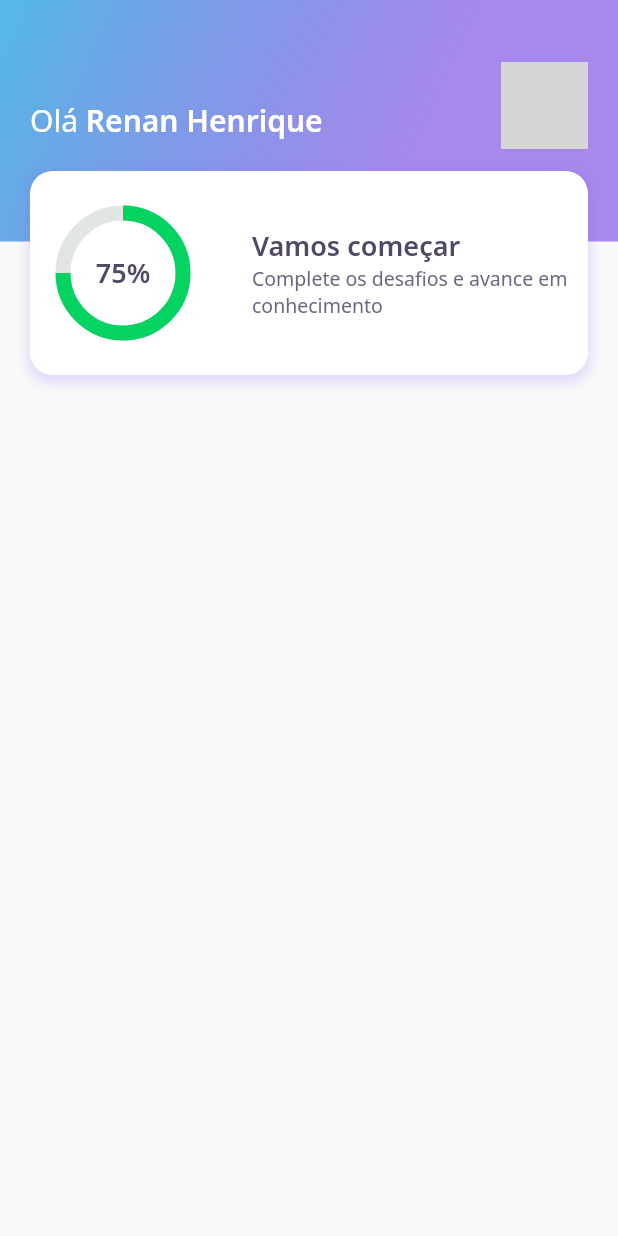
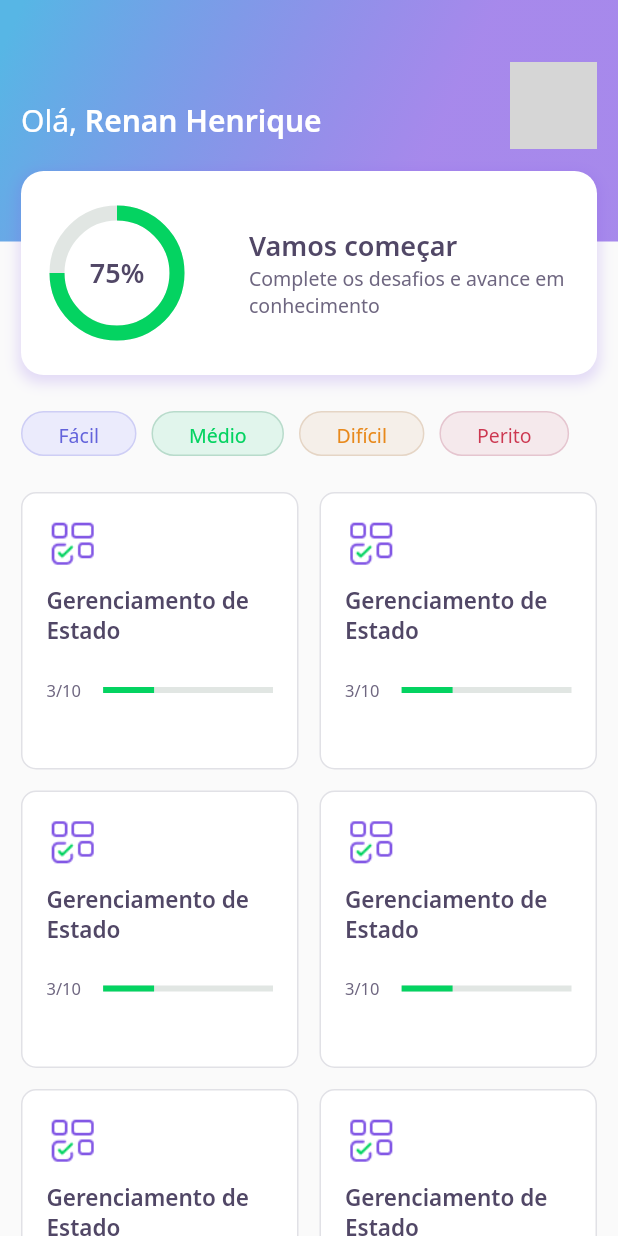
Before and after one commit to acidmud/devquiz, a Flutter app: the screen it shows after launch, on a phone screen of 412 x 824 dp. Run offline on Flutter 3.47's test engine with Material 2 defaults, Android fonts, the phone set to English and light mode, and no system bars; our stand-ins replace google_fonts; network calls fail; grey boxes are pictures that could not be loaded.

Commit message:
Home Page - Aula02

```diff
--- a/lib/home/home_page.dart
+++ b/lib/home/home_page.dart
@@ -1,4 +1,6 @@
 import 'package:DevQuiz/home/widgets/appbar/app_bar_widget.dart';
+import 'package:DevQuiz/home/widgets/level_button/level_button_widget.dart';
+import 'package:DevQuiz/home/widgets/quiz_card/quiz_card_widget.dart';
 import 'package:flutter/material.dart';
 
 class HomePage extends StatefulWidget {
@@ -10,7 +12,65 @@ class _HomePageState extends State<HomePage> {
   @override
   Widget build(BuildContext context) {
     return Scaffold(
-      appBar: AppBarWidget(),
-    );
+        appBar: AppBarWidget(),
+        body: Padding(
+          padding: const EdgeInsets.symmetric(horizontal: 14),
+          child: Column(
+            children: [
+              SizedBox(
+                height: 24,
+              ),
+              Container(
+                height: 30,
+                child: ListView(
+                  scrollDirection: Axis.horizontal,
+                  children: [
+                    LevelButtonWidget(
+                      title: "Fácil",
+                    ),
+                    SizedBox(
+                      width: 10,
+                    ),
+                    LevelButtonWidget(
+                      title: "Médio",
+                    ),
+                    SizedBox(
+                      width: 10,
+                    ),
+                    LevelButtonWidget(
+                      title: "Difícil",
+                    ),
+                    SizedBox(
+                      width: 10,
+                    ),
+                    LevelButtonWidget(
+                      title: "Perito",
+                    )
+                  ],
+                ),
+              ),
+              SizedBox(
+                height: 24,
+              ),
+              Expanded(
+                child: GridView.count(
+                  mainAxisSpacing: 14,
+                  crossAxisSpacing: 14,
+                  crossAxisCount: 2,
+                  children: [
+                    QuizCardWidget(),
+                    QuizCardWidget(),
+                    QuizCardWidget(),
+                    QuizCardWidget(),
+                    QuizCardWidget(),
+                    QuizCardWidget(),
+                    QuizCardWidget(),
+                    QuizCardWidget()
+                  ],
+                ),
+              )
+            ],
+          ),
+        ));
   }
 }
--- a/lib/home/widgets/appbar/app_bar_widget.dart
+++ b/lib/home/widgets/appbar/app_bar_widget.dart
@@ -14,13 +14,13 @@ class AppBarWidget extends PreferredSize {
                     decoration: BoxDecoration(gradient: AppGradients.linear),
                     height: 161,
                     width: double.maxFinite,
-                    padding: EdgeInsets.symmetric(horizontal: 20),
+                    padding: EdgeInsets.symmetric(horizontal: 14),
                     child: Row(
                       crossAxisAlignment: CrossAxisAlignment.center,
                       mainAxisAlignment: MainAxisAlignment.spaceBetween,
                       children: [
                         Text.rich(TextSpan(
-                            text: "Olá ",
+                            text: "Olá, ",
                             style: AppTextStyles.title,
                             children: [
                               TextSpan(
--- /dev/null
+++ b/lib/home/widgets/level_button/level_button_widget.dart
@@ -0,0 +1,53 @@
+import 'package:DevQuiz/core/core.dart';
+import 'package:flutter/material.dart';
+import 'package:google_fonts/google_fonts.dart';
+
+class LevelButtonWidget extends StatelessWidget {
+  final String title;
+
+  LevelButtonWidget({Key? key, required this.title})
+      : assert(["Fácil", "Médio", "Difícil", "Perito"].contains(title)),
+        super(key: key);
+
+  final config = {
+    "Fácil": {
+      "color": AppColors.levelButtonFacil,
+      "borderColor": AppColors.levelButtonBorderFacil,
+      "fontColor": AppColors.levelButtonTextFacil
+    },
+    "Médio": {
+      "color": AppColors.levelButtonMedio,
+      "borderColor": AppColors.levelButtonBorderMedio,
+      "fontColor": AppColors.levelButtonTextMedio
+    },
+    "Difícil": {
+      "color": AppColors.levelButtonDificil,
+      "borderColor": AppColors.levelButtonBorderDificil,
+      "fontColor": AppColors.levelButtonTextDificil
+    },
+    "Perito": {
+      "color": AppColors.levelButtonPerito,
+      "borderColor": AppColors.levelButtonBorderPerito,
+      "fontColor": AppColors.levelButtonTextPerito
+    }
+  };
+
+  Color get color => config[title]!["color"]!;
+  Color get borderColor => config[title]!["borderColor"]!;
+  Color get fontColor => config[title]!["fontColor"]!;
+
+  @override
+  Widget build(BuildContext context) {
+    return Container(
+      decoration: BoxDecoration(
+          borderRadius: BorderRadius.circular(28),
+          color: color,
+          border: Border.fromBorderSide(BorderSide(color: borderColor))),
+      child: Padding(
+        padding: const EdgeInsets.symmetric(horizontal: 24, vertical: 6),
+        child: Text(title,
+            style: GoogleFonts.notoSans(color: fontColor, fontSize: 13)),
+      ),
+    );
+  }
+}
--- /dev/null
+++ b/lib/home/widgets/quiz_card/quiz_card_widget.dart
@@ -0,0 +1,55 @@
+import 'package:DevQuiz/core/core.dart';
+import 'package:flutter/material.dart';
+
+class QuizCardWidget extends StatelessWidget {
+  @override
+  Widget build(BuildContext context) {
+    return Container(
+      padding: EdgeInsets.all(16),
+      decoration: BoxDecoration(
+          color: AppColors.white,
+          borderRadius: BorderRadius.circular(10),
+          border: Border.fromBorderSide(BorderSide(color: AppColors.border))),
+      child: Column(
+        crossAxisAlignment: CrossAxisAlignment.start,
+        children: [
+          Container(
+            width: 35,
+            height: 35,
+            child: Image.asset(AppImages.blocks),
+          ),
+          SizedBox(
+            height: 10,
+          ),
+          Text("Gerenciamento de Estado", style: AppTextStyles.heading15),
+          SizedBox(
+            height: 20,
+          ),
+          Row(
+            children: [
+              Expanded(
+                flex: 1,
+                child: Text(
+                  "3/10",
+                  style: AppTextStyles.body11,
+                ),
+              ),
+              SizedBox(
+                height: 20,
+              ),
+              Expanded(
+                flex: 3,
+                child: LinearProgressIndicator(
+                  backgroundColor: AppColors.chartSecondary,
+                  value: .3,
+                  valueColor:
+                      AlwaysStoppedAnimation<Color>(AppColors.chartPrimary),
+                ),
+              )
+            ],
+          )
+        ],
+      ),
+    );
+  }
+}
--- a/lib/home/widgets/score_card/score_card_widget.dart
+++ b/lib/home/widgets/score_card/score_card_widget.dart
@@ -6,7 +6,7 @@ class ScoreCardWidget extends StatelessWidget {
   @override
   Widget build(BuildContext context) {
     return Padding(
-      padding: const EdgeInsets.only(left: 20, right: 20),
+      padding: const EdgeInsets.only(left: 14, right: 14),
       child: Container(
         height: 136,
         decoration: BoxDecoration(
```
Also changed, not shown: 10 other files.
